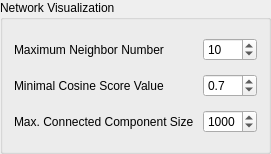
Qt form lib/ui/widgets/network_options_widget.ui (metgem/metgem) before a commit.
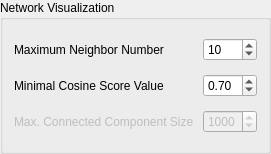
The same form after that commit.

Commit message: Update Network Options UI

```diff
--- a/lib/ui/widgets/network_options_widget.ui
+++ b/lib/ui/widgets/network_options_widget.ui
@@ -39,6 +39,9 @@
    </item>
    <item row="2" column="0">
     <widget class="QLabel" name="label_4">
+     <property name="enabled">
+      <bool>false</bool>
+     </property>
      <property name="text">
       <string>Max. Connected Component Size </string>
      </property>
@@ -47,7 +50,7 @@
    <item row="2" column="1">
     <widget class="QSpinBox" name="spinNetworkMaxConnectedComponentSize">
      <property name="enabled">
-      <bool>true</bool>
+      <bool>false</bool>
      </property>
      <property name="minimum">
       <number>1</number>
@@ -73,7 +76,7 @@
       <bool>true</bool>
      </property>
      <property name="decimals">
-      <number>1</number>
+      <number>2</number>
      </property>
      <property name="maximum">
       <double>1.000000000000000</double>
```
Left out of the diff: 2 changed lines with no effect on the pictures.
